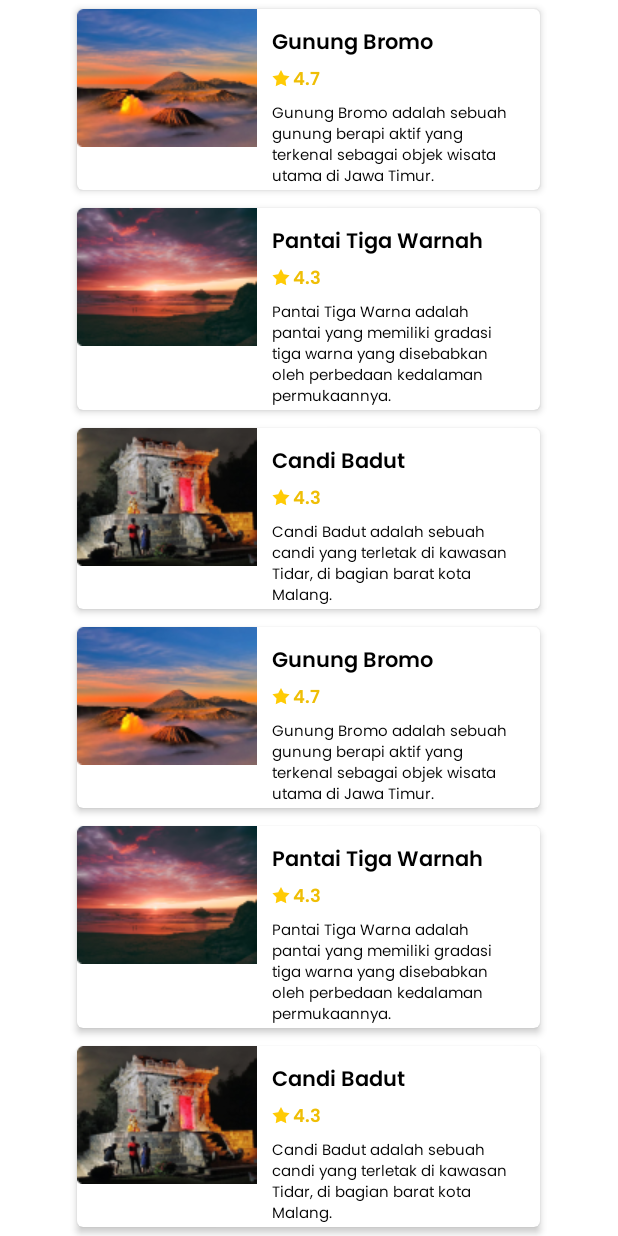
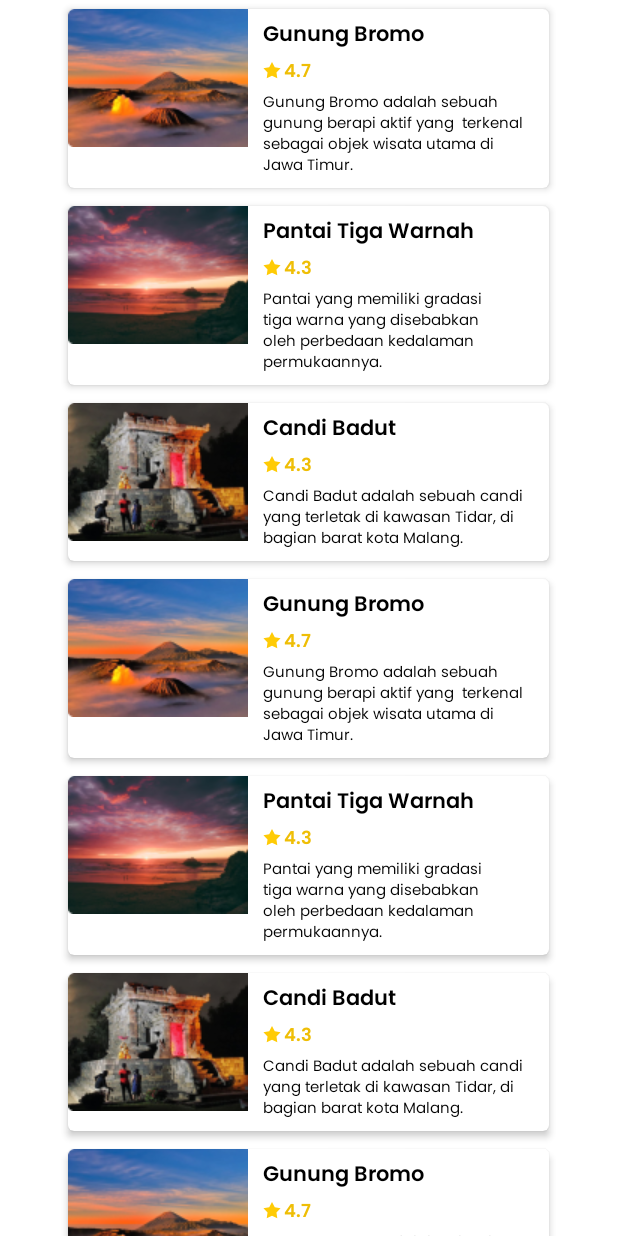
Before and after one commit to captvelsky/Atasiwirapp, an Android app: the MenuWisata screen opened directly, with no data from a screen before it, on a phone screen of 412 x 824 dp. Run offline under Robolectric (Android 15) with nearby library versions, the phone set to English and light mode, and no system bars.

Commit message:
fix MenuWisata layout

```diff
--- a/app/src/main/java/com/example/atasiwirapp/MainActivity.java
+++ b/app/src/main/java/com/example/atasiwirapp/MainActivity.java
@@ -26,7 +26,7 @@ public class MainActivity extends AppCompatActivity implements View.OnClickListe
     @Override
     public void onClick(View view) {
         if (view.getId() == _btnLandingLogin.getId()) {
-            Intent login = new Intent(this, Login.class);
+            Intent login = new Intent(this, MenuWisata.class);
             startActivity(login);
         } else if (view.getId() == _btnLandingRegister.getId()) {
             Intent register = new Intent(this, Register.class);
--- a/app/src/main/java/com/example/atasiwirapp/MenuWisata.java
+++ b/app/src/main/java/com/example/atasiwirapp/MenuWisata.java
@@ -40,7 +40,7 @@ public class MenuWisata extends AppCompatActivity {
         m.setImg(R.drawable.wisata2);
         m.setTitle("Pantai Tiga Warnah");
         m.setRating("4.3");
-        m.setDesc("Pantai Tiga Warna adalah pantai yang memiliki gradasi tiga warna yang disebabkan oleh perbedaan kedalaman permukaannya.");
+        m.setDesc("Pantai yang memiliki gradasi tiga warna yang disebabkan oleh perbedaan kedalaman permukaannya.");
         models.add(m);
 
         m = new wisataModel();
@@ -61,7 +61,7 @@ public class MenuWisata extends AppCompatActivity {
         m.setImg(R.drawable.wisata2);
         m.setTitle("Pantai Tiga Warnah");
         m.setRating("4.3");
-        m.setDesc("Pantai Tiga Warna adalah pantai yang memiliki gradasi tiga warna yang disebabkan oleh perbedaan kedalaman permukaannya.");
+        m.setDesc("Pantai yang memiliki gradasi tiga warna yang disebabkan oleh perbedaan kedalaman permukaannya.");
         models.add(m);
 
         m = new wisataModel();
@@ -82,7 +82,7 @@ public class MenuWisata extends AppCompatActivity {
         m.setImg(R.drawable.wisata2);
         m.setTitle("Pantai Tiga Warnah");
         m.setRating("4.3");
-        m.setDesc("Pantai Tiga Warna adalah pantai yang memiliki gradasi tiga warna yang disebabkan oleh perbedaan kedalaman permukaannya.");
+        m.setDesc("Pantai yang memiliki gradasi tiga warna yang disebabkan oleh perbedaan kedalaman permukaannya.");
         models.add(m);
 
         m = new wisataModel();
--- a/app/src/main/res/layout/activity_menu_wisata.xml
+++ b/app/src/main/res/layout/activity_menu_wisata.xml
@@ -27,20 +27,27 @@
             app:layout_constraintTop_toTopOf="parent" />
 
         <androidx.recyclerview.widget.RecyclerView
-            android:id="@+id/rvWisata"
             android:layout_width="330dp"
             android:layout_height="wrap_content"
+            android:id="@+id/rvWisata"
+            android:layout_centerHorizontal="true"
             android:layout_below="@id/tvWisataTitle"
-            android:layout_alignStart="@+id/tvWisataTitle"
-            android:layout_alignEnd="@+id/tvWisataTitle"
-            android:layout_marginStart="-74dp"
-            android:layout_marginLeft="30dp"
-            android:layout_marginTop="42dp"
-            android:layout_marginEnd="-74dp"
-            android:layout_marginRight="30dp"
-            app:layout_constraintEnd_toEndOf="parent"
-            app:layout_constraintStart_toStartOf="parent"
-            app:layout_constraintTop_toBottomOf="@+id/tvWisataTitle" />
+            android:layout_marginTop="42dp"/>
+<!--        <androidx.recyclerview.widget.RecyclerView-->
+<!--            android:id="@+id/rvWisata"-->
+<!--            android:layout_width="330dp"-->
+<!--            android:layout_height="wrap_content"-->
+<!--            android:layout_below="@id/tvWisataTitle"-->
+<!--            android:layout_alignStart="@+id/tvWisataTitle"-->
+<!--            android:layout_alignEnd="@+id/tvWisataTitle"-->
+<!--            android:layout_marginStart="-84dp"-->
+<!--            android:layout_marginLeft="30dp"-->
+<!--            android:layout_marginTop="42dp"-->
+<!--            android:layout_marginEnd="-84dp"-->
+<!--            android:layout_marginRight="30dp"-->
+<!--            app:layout_constraintEnd_toEndOf="parent"-->
+<!--            app:layout_constraintStart_toStartOf="parent"-->
+<!--            app:layout_constraintTop_toBottomOf="@+id/tvWisataTitle" />-->
     </RelativeLayout>
 
 </androidx.core.widget.NestedScrollView>
--- a/app/src/main/res/layout/layout_wisata.xml
+++ b/app/src/main/res/layout/layout_wisata.xml
@@ -14,7 +14,7 @@
         <ImageView
             android:id="@+id/imgMenuWisataPic"
             android:layout_width="120dp"
-            android:layout_height="92dp"
+            android:layout_height="match_parent"
             android:src="@mipmap/ic_launcher" />
 
         <TextView
@@ -22,7 +22,7 @@
             android:layout_width="wrap_content"
             android:layout_height="wrap_content"
             android:layout_marginStart="10dp"
-            android:layout_marginTop="11dp"
+            android:layout_marginTop="6dp"
             android:layout_toEndOf="@id/imgMenuWisataPic"
             android:fontFamily="@font/poppins_semibold"
             android:text="Title"
@@ -63,8 +63,9 @@
             android:layout_height="wrap_content"
             android:layout_below="@id/ratingContainer"
             android:layout_marginStart="10dp"
-            android:layout_marginTop="4dp"
+            android:layout_marginTop="2dp"
             android:layout_marginEnd="11dp"
+            android:paddingBottom="6dp"
             android:layout_toEndOf="@id/imgMenuWisataPic"
             android:fontFamily="@font/poppins"
             android:text="description"
```
